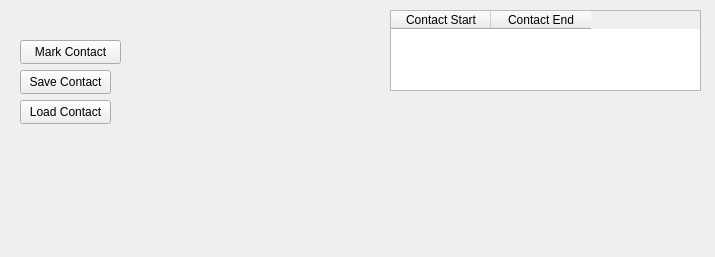
Qt form src/WhiskerToolbox/Whisker_Widget/contact_widget.ui (paulmthompson/WhiskerToolbox) before a commit.
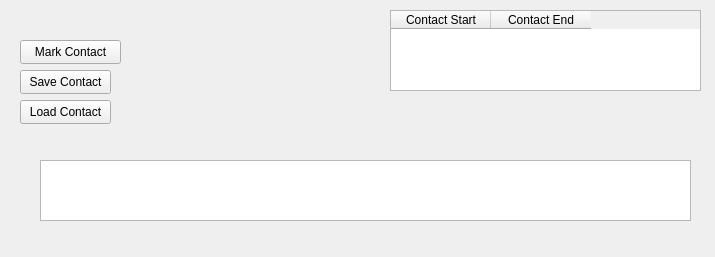
The same form after that commit.

Commit message: add graphics scene to contact widget

The edit to the form file:
```diff
--- a/src/WhiskerToolbox/Whisker_Widget/contact_widget.ui
+++ b/src/WhiskerToolbox/Whisker_Widget/contact_widget.ui
@@ -72,6 +72,16 @@
     </property>
    </column>
   </widget>
+  <widget class="QGraphicsView" name="graphicsView">
+   <property name="geometry">
+    <rect>
+     <x>40</x>
+     <y>160</y>
+     <width>651</width>
+     <height>61</height>
+    </rect>
+   </property>
+  </widget>
  </widget>
  <resources/>
  <connections/>
```
The commit also changes 2 other files.
